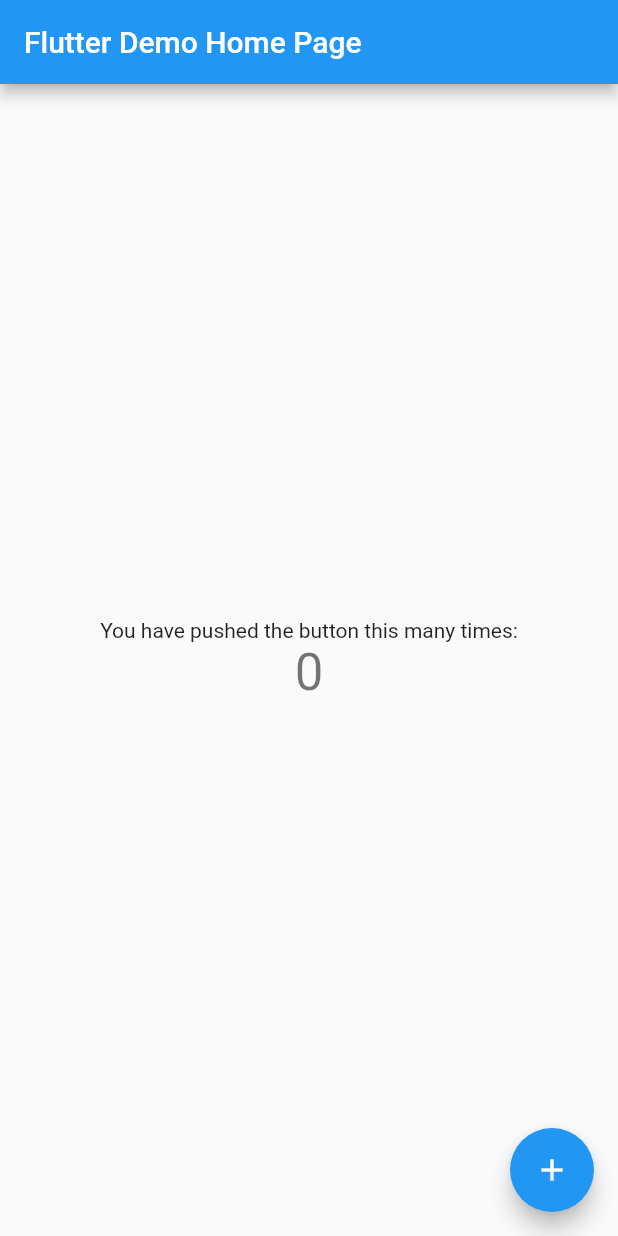
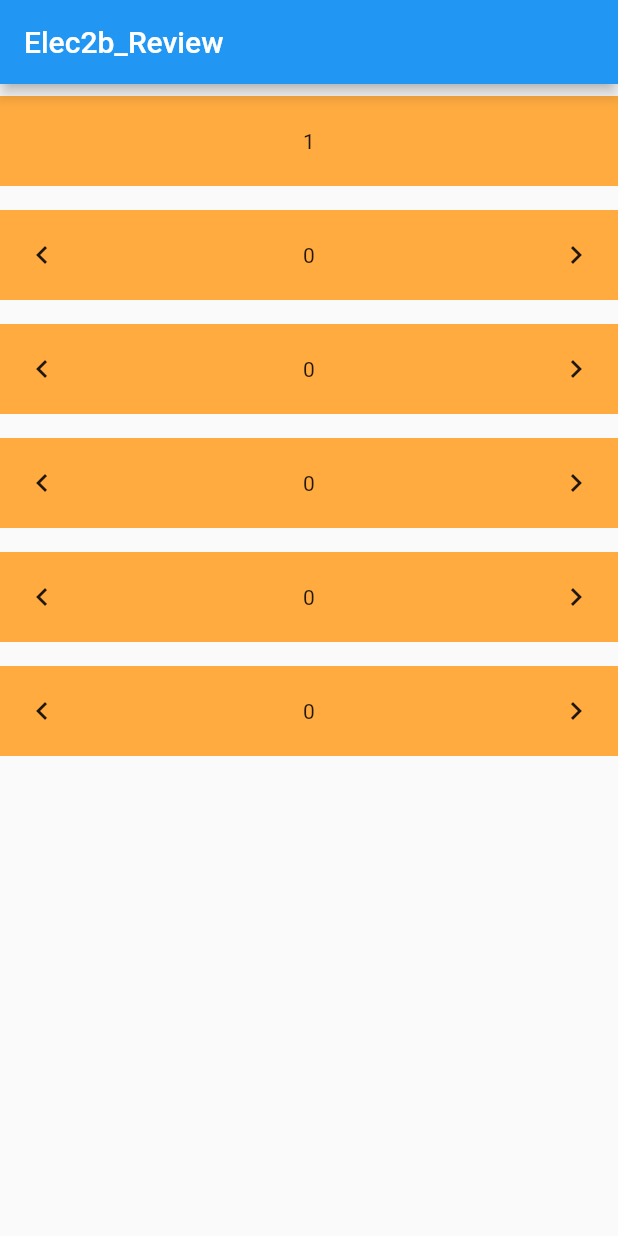
Before and after one commit to whitecarabao/GOMEZ_ELEC2B, a Flutter app: the screen it shows after launch, on a phone screen of 412 x 824 dp. Run offline on Flutter 3.47's test engine with Material 2 defaults, Android fonts, the phone set to English and light mode, and no system bars.

Commit message:
End of video 1

```diff
--- a/lib/main.dart
+++ b/lib/main.dart
@@ -6,110 +6,119 @@
 
 class MyApp extends StatelessWidget {
   const MyApp({Key? key}) : super(key: key);
-
-  // This widget is the root of your application.
   @override
   Widget build(BuildContext context) {
     return MaterialApp(
-      title: 'Flutter Demo',
+      debugShowCheckedModeBanner: false,
+      title: 'Review App',
       theme: ThemeData(
-        // This is the theme of your application.
-        //
-        // Try running your application with "flutter run". You'll see the
-        // application has a blue toolbar. Then, without quitting the app, try
-        // changing the primarySwatch below to Colors.green and then invoke
-        // "hot reload" (press "r" in the console where you ran "flutter run",
-        // or simply save your changes to "hot reload" in a Flutter IDE).
-        // Notice that the counter didn't reset back to zero; the application
-        // is not restarted.
         primarySwatch: Colors.blue,
       ),
-      home: const MyHomePage(title: 'Flutter Demo Home Page'),
+      home: const MyHomePage(),
     );
   }
 }
 
 class MyHomePage extends StatefulWidget {
-  const MyHomePage({Key? key, required this.title}) : super(key: key);
-
-  // This widget is the home page of your application. It is stateful, meaning
-  // that it has a State object (defined below) that contains fields that affect
-  // how it looks.
-
-  // This class is the configuration for the state. It holds the values (in this
-  // case the title) provided by the parent (in this case the App widget) and
-  // used by the build method of the State. Fields in a Widget subclass are
-  // always marked "final".
-
-  final String title;
+  const MyHomePage({Key? key}) : super(key: key);
 
   @override
   State<MyHomePage> createState() => _MyHomePageState();
 }
 
 class _MyHomePageState extends State<MyHomePage> {
-  int _counter = 0;
+  @override
+  Widget build(BuildContext context) {
+    return Scaffold(
+      appBar: AppBar(
+        title: const Text("Elec2b_Review"),
+      ),
+      body: Column(children: const [
+        NumberHolder(
+          content: 1,
+        ),
+        IncrementalNumberHolder(),
+        IncrementalNumberHolder(),
+        IncrementalNumberHolder(),
+        IncrementalNumberHolder(),
+        IncrementalNumberHolder(),
+      ]),
+    );
+  }
+}
 
-  void _incrementCounter() {
-    setState(() {
-      // This call to setState tells the Flutter framework that something has
-      // changed in this State, which causes it to rerun the build method below
-      // so that the display can reflect the updated values. If we changed
-      // _counter without calling setState(), then the build method would not be
-      // called again, and so nothing would appear to happen.
-      _counter++;
-    });
+class NumberHolder extends StatelessWidget {
+  final dynamic content;
+  const NumberHolder({Key? key, this.content}) : super(key: key);
+  @override
+  Widget build(BuildContext context) {
+    return Container(
+        margin: const EdgeInsets.symmetric(vertical: 8),
+        padding: const EdgeInsets.all(4),
+        constraints: const BoxConstraints(minHeight: 60),
+        width: double.infinity,
+        color: Colors.orangeAccent,
+        child: Center(
+          child: Text(
+            "$content",
+            textAlign: TextAlign.center,
+          ),
+        ));
   }
+}
+
+class IncrementalNumberHolder extends StatefulWidget {
+  final int startingValue;
+  const IncrementalNumberHolder({Key? key, this.startingValue = 0})
+      : super(key: key);
+
+  @override
+  State<IncrementalNumberHolder> createState() =>
+      _IncrementalNumberHolderState();
+}
+
+class _IncrementalNumberHolderState extends State<IncrementalNumberHolder> {
+  @override
+  void initState() {
+    currentValue = widget.startingValue;
+    super.initState();
+  }
+
+  late int currentValue;
 
   @override
   Widget build(BuildContext context) {
-    // This method is rerun every time setState is called, for instance as done
-    // by the _incrementCounter method above.
-    //
-    // The Flutter framework has been optimized to make rerunning build methods
-    // fast, so that you can just rebuild anything that needs updating rather
-    // than having to individually change instances of widgets.
-    return Scaffold(
-      appBar: AppBar(
-        // Here we take the value from the MyHomePage object that was created by
-        // the App.build method, and use it to set our appbar title.
-        title: Text(widget.title),
-      ),
-      body: Center(
-        // Center is a layout widget. It takes a single child and positions it
-        // in the middle of the parent.
-        child: Column(
-          // Column is also a layout widget. It takes a list of children and
-          // arranges them vertically. By default, it sizes itself to fit its
-          // children horizontally, and tries to be as tall as its parent.
-          //
-          // Invoke "debug painting" (press "p" in the console, choose the
-          // "Toggle Debug Paint" action from the Flutter Inspector in Android
-          // Studio, or the "Toggle Debug Paint" command in Visual Studio Code)
-          // to see the wireframe for each widget.
-          //
-          // Column has various properties to control how it sizes itself and
-          // how it positions its children. Here we use mainAxisAlignment to
-          // center the children vertically; the main axis here is the vertical
-          // axis because Columns are vertical (the cross axis would be
-          // horizontal).
-          mainAxisAlignment: MainAxisAlignment.center,
-          children: <Widget>[
-            const Text(
-              'You have pushed the button this many times:',
+    return Container(
+        margin: const EdgeInsets.symmetric(vertical: 8),
+        padding: const EdgeInsets.all(4),
+        width: double.infinity,
+        color: Colors.orangeAccent,
+        constraints: const BoxConstraints(minHeight: 60),
+        child: Row(
+          children: [
+            IconButton(
+              onPressed: () {
+                setState(() {
+                  currentValue--;
+                });
+              },
+              icon: const Icon(Icons.chevron_left),
             ),
-            Text(
-              '$_counter',
-              style: Theme.of(context).textTheme.headline4,
+            Expanded(
+              child: Text(
+                "$currentValue",
+                textAlign: TextAlign.center,
+              ),
+            ),
+            IconButton(
+              onPressed: () {
+                setState(() {
+                  currentValue++;
+                });
+              },
+              icon: const Icon(Icons.chevron_right),
             ),
           ],
-        ),
-      ),
-      floatingActionButton: FloatingActionButton(
-        onPressed: _incrementCounter,
-        tooltip: 'Increment',
-        child: const Icon(Icons.add),
-      ), // This trailing comma makes auto-formatting nicer for build methods.
-    );
+        ));
   }
 }
```
